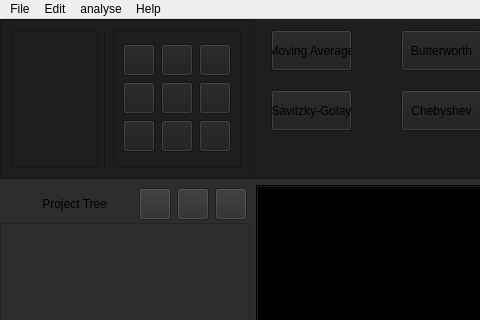
Meliani-Mehdi/Graphite_QT, file form.ui: the form before one commit; both pictures show x 0 to 480 and y 0 to 320 of the 1200 by 673 pixel window.
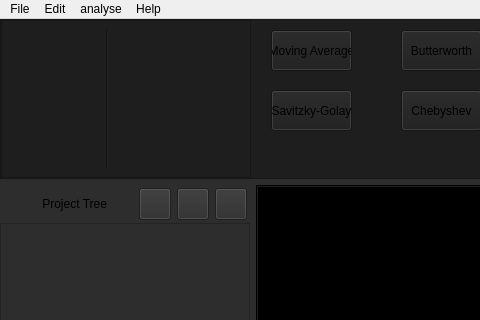
The form after the commit. Icons and pictures are not drawn.

What changed in the file:
```diff
--- a/form.ui
+++ b/form.ui
@@ -110,6 +110,11 @@
            <layout class="QHBoxLayout" name="horizontalLayout_4">
             <item>
              <widget class="QFrame" name="frame_2">
+              <property name="styleSheet">
+               <string notr="true">QFrame { 
+	border: none;
+}</string>
+              </property>
               <property name="frameShape">
                <enum>QFrame::StyledPanel</enum>
               </property>
@@ -128,7 +133,9 @@
             <item>
              <widget class="QFrame" name="frame_3">
               <property name="styleSheet">
-               <string notr="true"/>
+               <string notr="true">QFrame { 
+	border: none;
+}</string>
               </property>
               <property name="frameShape">
                <enum>QFrame::StyledPanel</enum>
@@ -154,6 +161,15 @@
                    <height>32</height>
                   </size>
                  </property>
+                 <property name="styleSheet">
+                  <string notr="true">QPushButton {
+    border: none;
+}
+QPushButton:pressed {
+    background-color: rgba(0, 0, 0, 0.5);
+}
+</string>
+                 </property>
                  <property name="text">
                   <string/>
                  </property>
@@ -173,9 +189,28 @@
                    <height>32</height>
                   </size>
                  </property>
+                 <property name="styleSheet">
+                  <string notr="true">QPushButton {
+    border: none;
+}
+QPushButton:pressed {
+    background-color: rgba(0, 0, 0, 0.5);
+}
+</string>
+                 </property>
                  <property name="text">
                   <string/>
                  </property>
+                 <property name="icon">
+                  <iconset>
+                   <normaloff>assets/formula.png</normaloff>assets/formula.png</iconset>
+                 </property>
+                 <property name="iconSize">
+                  <size>
+                   <width>32</width>
+                   <height>32</height>
+                  </size>
+                 </property>
                 </widget>
                </item>
                <item row="1" column="2">
@@ -192,6 +227,15 @@
                    <height>32</height>
                   </size>
                  </property>
+                 <property name="styleSheet">
+                  <string notr="true">QPushButton {
+    border: none;
+}
+QPushButton:pressed {
+    background-color: rgba(0, 0, 0, 0.5);
+}
+</string>
+                 </property>
                  <property name="text">
                   <string/>
                  </property>
@@ -211,6 +255,15 @@
                    <height>32</height>
                   </size>
                  </property>
+                 <property name="styleSheet">
+                  <string notr="true">QPushButton {
+    border: none;
+}
+QPushButton:pressed {
+    background-color: rgba(0, 0, 0, 0.5);
+}
+</string>
+                 </property>
                  <property name="text">
                   <string/>
                  </property>
@@ -230,6 +283,15 @@
                    <height>32</height>
                   </size>
                  </property>
+                 <property name="styleSheet">
+                  <string notr="true">QPushButton {
+    border: none;
+}
+QPushButton:pressed {
+    background-color: rgba(0, 0, 0, 0.5);
+}
+</string>
+                 </property>
                  <property name="text">
                   <string/>
                  </property>
@@ -249,6 +311,15 @@
                    <height>32</height>
                   </size>
                  </property>
+                 <property name="styleSheet">
+                  <string notr="true">QPushButton {
+    border: none;
+}
+QPushButton:pressed {
+    background-color: rgba(0, 0, 0, 0.5);
+}
+</string>
+                 </property>
                  <property name="text">
                   <string/>
                  </property>
@@ -278,6 +349,15 @@
                    <height>32</height>
                   </size>
                  </property>
+                 <property name="styleSheet">
+                  <string notr="true">QPushButton {
+    border: none;
+}
+QPushButton:pressed {
+    background-color: rgba(0, 0, 0, 0.5);
+}
+</string>
+                 </property>
                  <property name="text">
                   <string/>
                  </property>
@@ -297,6 +377,15 @@
                    <height>32</height>
                   </size>
                  </property>
+                 <property name="styleSheet">
+                  <string notr="true">QPushButton {
+    border: none;
+}
+QPushButton:pressed {
+    background-color: rgba(0, 0, 0, 0.5);
+}
+</string>
+                 </property>
                  <property name="text">
                   <string/>
                  </property>
@@ -316,6 +405,15 @@
                    <height>32</height>
                   </size>
                  </property>
+                 <property name="styleSheet">
+                  <string notr="true">QPushButton {
+    border: none;
+}
+QPushButton:pressed {
+    background-color: rgba(0, 0, 0, 0.5);
+}
+</string>
+                 </property>
                  <property name="text">
                   <string/>
                  </property>
```
Left out of the diff: 4 changed lines with no effect on the pictures.
